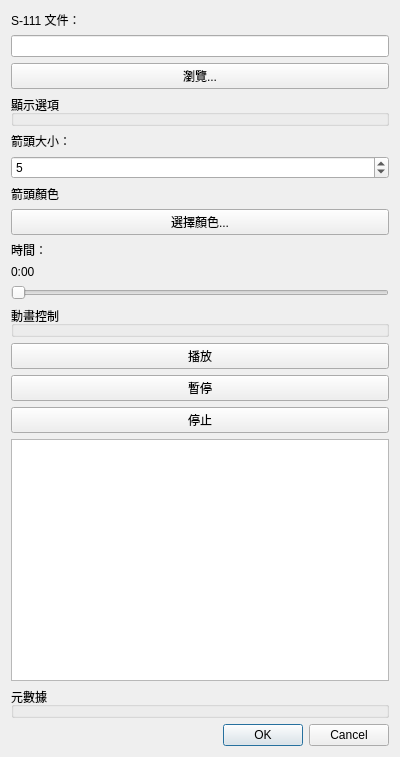
This is s111_viewer_dialog_base.ui in steven65026502/QGIS-S111-Viewer as Qt 5 draws it before an edit. The edited form follows.
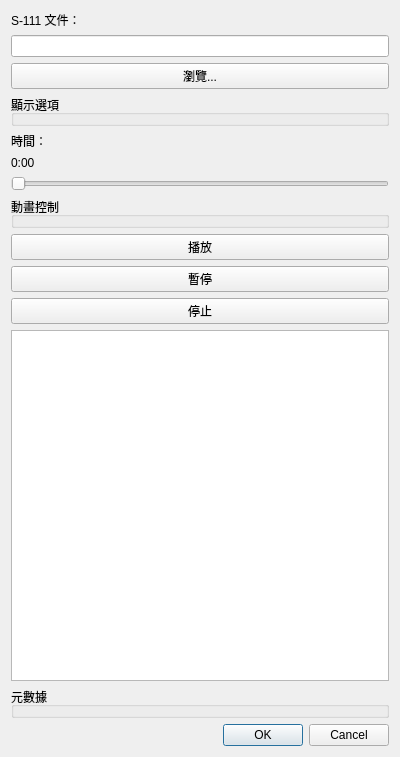
This is the edited form.

Commit message: 更新 s111_viewer 插件功能及相關資源

What changed in the file:
```diff
--- a/s111_viewer_dialog_base.ui
+++ b/s111_viewer_dialog_base.ui
@@ -46,43 +46,6 @@
      </property>
     </widget>
    </item>
-   <item>
-    <widget class="QLabel" name="lblArrowSize">
-     <property name="enabled">
-      <bool>true</bool>
-     </property>
-     <property name="text">
-      <string>箭頭大小：</string>
-     </property>
-    </widget>
-   </item>
-   <item>
-    <widget class="QSpinBox" name="spinArrowSize_2">
-     <property name="minimum">
-      <number>1</number>
-     </property>
-     <property name="maximum">
-      <number>20</number>
-     </property>
-     <property name="value">
-      <number>5</number>
-     </property>
-    </widget>
-   </item>
-   <item>
-    <widget class="QLabel" name="lblArrowColor">
-     <property name="text">
-      <string>箭頭顏色</string>
-     </property>
-    </widget>
-   </item>
-   <item>
-    <widget class="QPushButton" name="btnArrowColor">
-     <property name="text">
-      <string>選擇顏色...</string>
-     </property>
-    </widget>
-   </item>
    <item>
     <layout class="QHBoxLayout" name="horizontalLayout_2">
      <item>
```
The commit also changes 29 other files.
